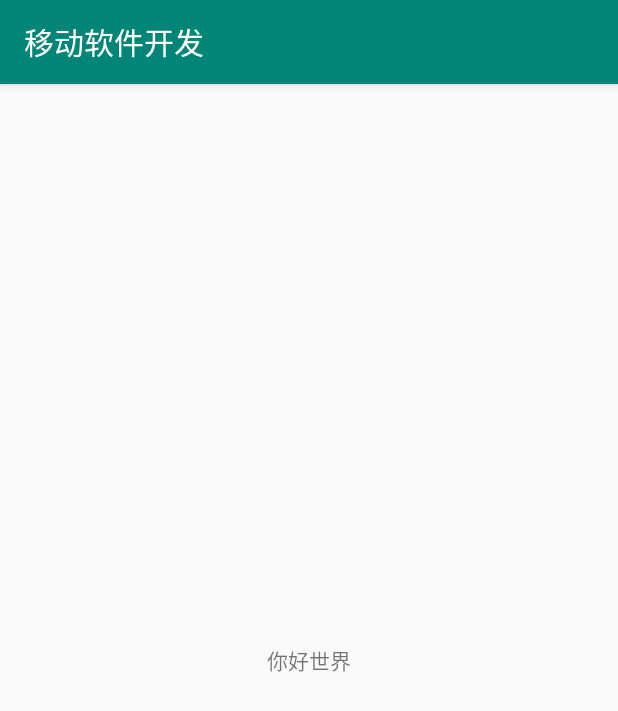
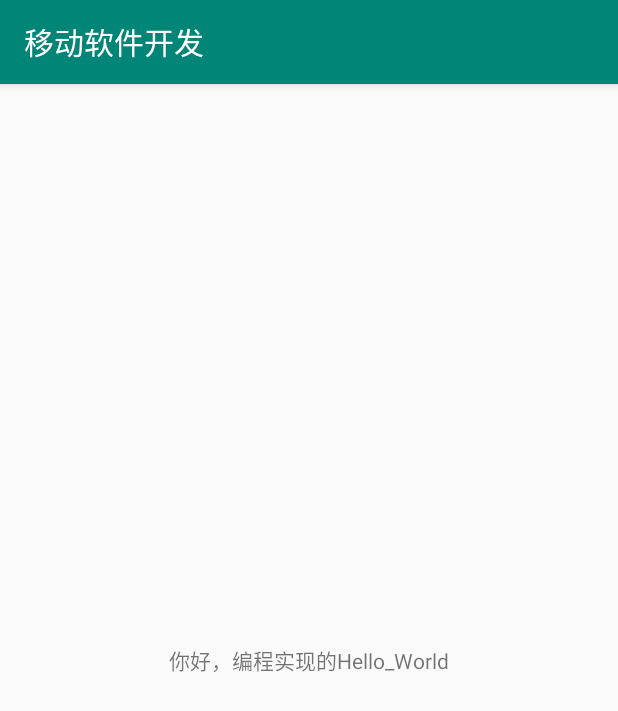
Before and after one commit to PUREzz/donggeniupi, an Android app: the screen it shows after launch (MainActivity), on a phone screen of 412 x 824 dp. Shown: the top 711 px of the screen. Run offline under Robolectric (Android 15) with nearby library versions, the phone set to English and light mode, and no system bars.

Commit message:
Hello_World

```diff
--- a/app/src/main/java/com/example/casper/MainActivity.java
+++ b/app/src/main/java/com/example/casper/MainActivity.java
@@ -3,12 +3,17 @@ package com.example.casper;
 import androidx.appcompat.app.AppCompatActivity;
 
 import android.os.Bundle;
+import android.widget.TextView;
 
 public class MainActivity extends AppCompatActivity {
 
+    private TextView textViewHelloWorld;
     @Override
     protected void onCreate(Bundle savedInstanceState) {
         super.onCreate(savedInstanceState);
         setContentView(R.layout.activity_main);
+
+        textViewHelloWorld = findViewById(R.id.textViewHelloWorld);
+        textViewHelloWorld.setText("你好，编程实现的Hello_World");
     }
 }
```
